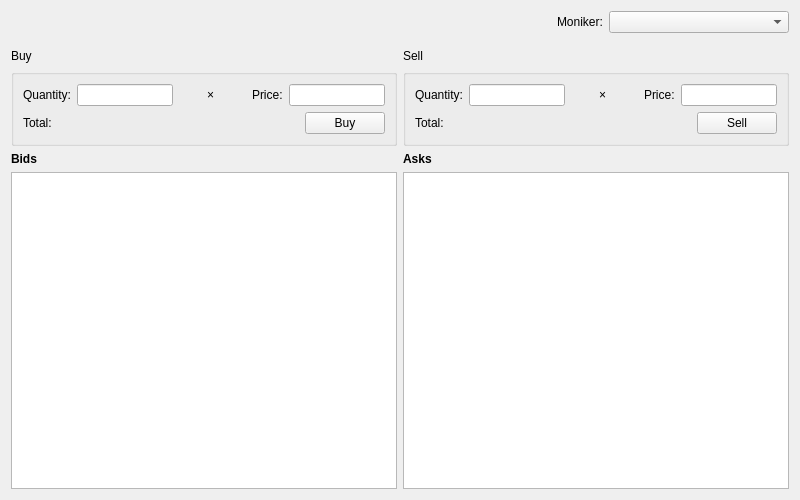
The window that ui/forms/tradepage.ui (chromaway/ngcccbase) describes before a commit, drawn with Qt 5.
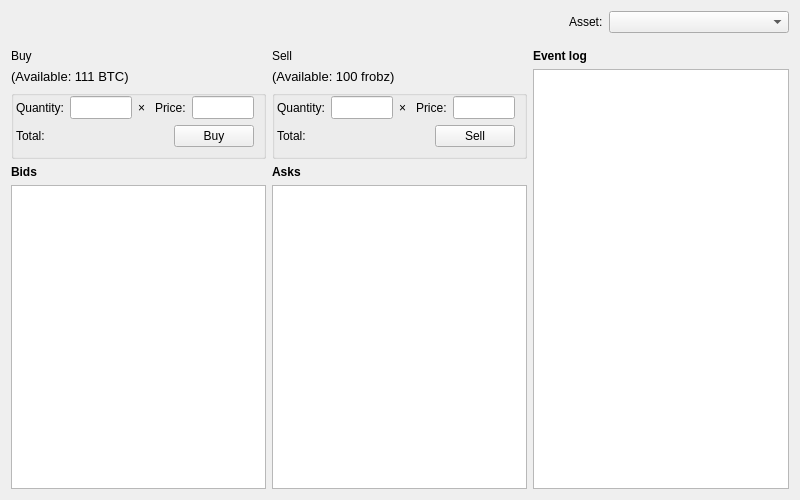
The same window after the commit.

The edit to the form file:
```diff
--- a/ui/forms/tradepage.ui
+++ b/ui/forms/tradepage.ui
@@ -32,7 +32,7 @@
      <item>
       <widget class="QLabel" name="label">
        <property name="text">
-        <string>Moniker:</string>
+        <string>Asset:</string>
        </property>
       </widget>
      </item>
@@ -62,7 +62,7 @@
     </spacer>
    </item>
    <item>
-    <layout class="QHBoxLayout" name="horizontalLayout_2" stretch="1,1">
+    <layout class="QHBoxLayout" name="horizontalLayout_2" stretch="1,1,0">
      <item>
       <layout class="QVBoxLayout" name="verticalLayout_2">
        <item>
@@ -75,12 +75,30 @@
          </property>
         </widget>
        </item>
+       <item>
+        <widget class="QLabel" name="lblBuyAvail">
+         <property name="font">
+          <font>
+           <pointsize>10</pointsize>
+          </font>
+         </property>
+         <property name="text">
+          <string>(Available: 111 BTC)</string>
+         </property>
+        </widget>
+       </item>
        <item>
         <widget class="QGroupBox" name="grpBuy">
          <property name="title">
           <string/>
          </property>
          <layout class="QVBoxLayout" name="verticalLayout_5">
+          <property name="leftMargin">
+           <number>2</number>
+          </property>
+          <property name="topMargin">
+           <number>0</number>
+          </property>
           <item>
            <layout class="QHBoxLayout" name="horizontalLayout_7">
             <item>
@@ -98,6 +116,17 @@
                 <verstretch>0</verstretch>
                </sizepolicy>
               </property>
+              <property name="minimumSize">
+               <size>
+                <width>60</width>
+                <height>0</height>
+               </size>
+              </property>
+              <property name="font">
+               <font>
+                <pointsize>10</pointsize>
+               </font>
+              </property>
              </widget>
             </item>
             <item>
@@ -105,9 +134,12 @@
               <property name="orientation">
                <enum>Qt::Horizontal</enum>
               </property>
+              <property name="sizeType">
+               <enum>QSizePolicy::Maximum</enum>
+              </property>
               <property name="sizeHint" stdset="0">
                <size>
-                <width>40</width>
+                <width>10</width>
                 <height>20</height>
                </size>
               </property>
@@ -131,9 +163,12 @@
               <property name="orientation">
                <enum>Qt::Horizontal</enum>
               </property>
+              <property name="sizeType">
+               <enum>QSizePolicy::Maximum</enum>
+              </property>
               <property name="sizeHint" stdset="0">
                <size>
-                <width>40</width>
+                <width>10</width>
                 <height>20</height>
                </size>
               </property>
@@ -154,8 +189,32 @@
                 <verstretch>0</verstretch>
                </sizepolicy>
               </property>
+              <property name="minimumSize">
+               <size>
+                <width>60</width>
+                <height>0</height>
+               </size>
+              </property>
+              <property name="font">
+               <font>
+                <pointsize>10</pointsize>
+               </font>
+              </property>
              </widget>
             </item>
+            <item>
+             <spacer name="horizontalSpacer_6">
+              <property name="orientation">
+               <enum>Qt::Horizontal</enum>
+              </property>
+              <property name="sizeHint" stdset="0">
+               <size>
+                <width>40</width>
+                <height>20</height>
+               </size>
+              </property>
+             </spacer>
+            </item>
            </layout>
           </item>
           <item>
@@ -241,14 +300,38 @@
          </property>
         </widget>
        </item>
+       <item>
+        <widget class="QLabel" name="lblSellAvail">
+         <property name="font">
+          <font>
+           <pointsize>10</pointsize>
+          </font>
+         </property>
+         <property name="text">
+          <string>(Available: 100 frobz)</string>
+         </property>
+        </widget>
+       </item>
        <item>
         <widget class="QGroupBox" name="grpSell">
          <property name="title">
           <string/>
          </property>
+         <property name="flat">
+          <bool>false</bool>
+         </property>
          <layout class="QVBoxLayout" name="verticalLayout_4">
+          <property name="leftMargin">
+           <number>2</number>
+          </property>
+          <property name="topMargin">
+           <number>0</number>
+          </property>
+          <property name="rightMargin">
+           <number>9</number>
+          </property>
           <item>
-           <layout class="QHBoxLayout" name="horizontalLayout_8" stretch="0,0,0,0,0,0,0">
+           <layout class="QHBoxLayout" name="horizontalLayout_8" stretch="0,0,0,0,0,0,0,0">
             <item>
              <widget class="QLabel" name="label_3">
               <property name="text">
@@ -264,6 +347,17 @@
                 <verstretch>0</verstretch>
                </sizepolicy>
               </property>
+              <property name="minimumSize">
+               <size>
+                <width>60</width>
+                <height>0</height>
+               </size>
+              </property>
+              <property name="font">
+               <font>
+                <pointsize>10</pointsize>
+               </font>
+              </property>
              </widget>
             </item>
             <item>
@@ -271,9 +365,12 @@
               <property name="orientation">
                <enum>Qt::Horizontal</enum>
               </property>
+              <property name="sizeType">
+               <enum>QSizePolicy::Maximum</enum>
+              </property>
               <property name="sizeHint" stdset="0">
                <size>
-                <width>40</width>
+                <width>10</width>
                 <height>20</height>
                </size>
               </property>
@@ -297,9 +394,12 @@
               <property name="orientation">
                <enum>Qt::Horizontal</enum>
               </property>
+              <property name="sizeType">
+               <enum>QSizePolicy::Maximum</enum>
+              </property>
               <property name="sizeHint" stdset="0">
                <size>
-                <width>40</width>
+                <width>10</width>
                 <height>20</height>
                </size>
               </property>
@@ -320,8 +420,32 @@
                 <verstretch>0</verstretch>
                </sizepolicy>
               </property>
+              <property name="minimumSize">
+               <size>
+                <width>60</width>
+                <height>0</height>
+               </size>
+              </property>
+              <property name="font">
+               <font>
+                <pointsize>10</pointsize>
+               </font>
+              </property>
              </widget>
             </item>
+            <item>
+             <spacer name="horizontalSpacer_7">
+              <property name="orientation">
+               <enum>Qt::Horizontal</enum>
+              </property>
+              <property name="sizeHint" stdset="0">
+               <size>
+                <width>40</width>
+                <height>20</height>
+               </size>
+              </property>
+             </spacer>
+            </item>
            </layout>
           </item>
           <item>
@@ -395,6 +519,26 @@
        </item>
       </layout>
      </item>
+     <item>
+      <layout class="QVBoxLayout" name="verticalLayout_6">
+       <item>
+        <widget class="QLabel" name="label_12">
+         <property name="text">
+          <string>&lt;html&gt;&lt;head/&gt;&lt;body&gt;&lt;p&gt;&lt;span style=&quot; font-weight:600;&quot;&gt;Event log&lt;/span&gt;&lt;/p&gt;&lt;/body&gt;&lt;/html&gt;</string>
+         </property>
+        </widget>
+       </item>
+       <item>
+        <widget class="QListWidget" name="listEventLog">
+         <property name="font">
+          <font>
+           <pointsize>10</pointsize>
+          </font>
+         </property>
+        </widget>
+       </item>
+      </layout>
+     </item>
     </layout>
    </item>
   </layout>
```
